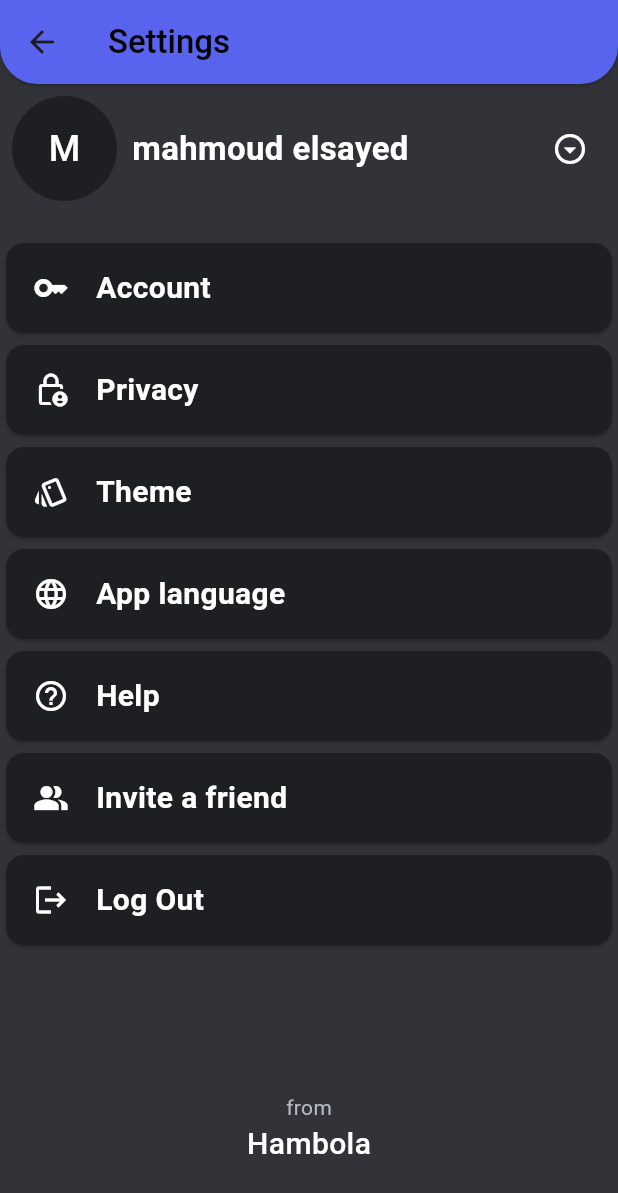
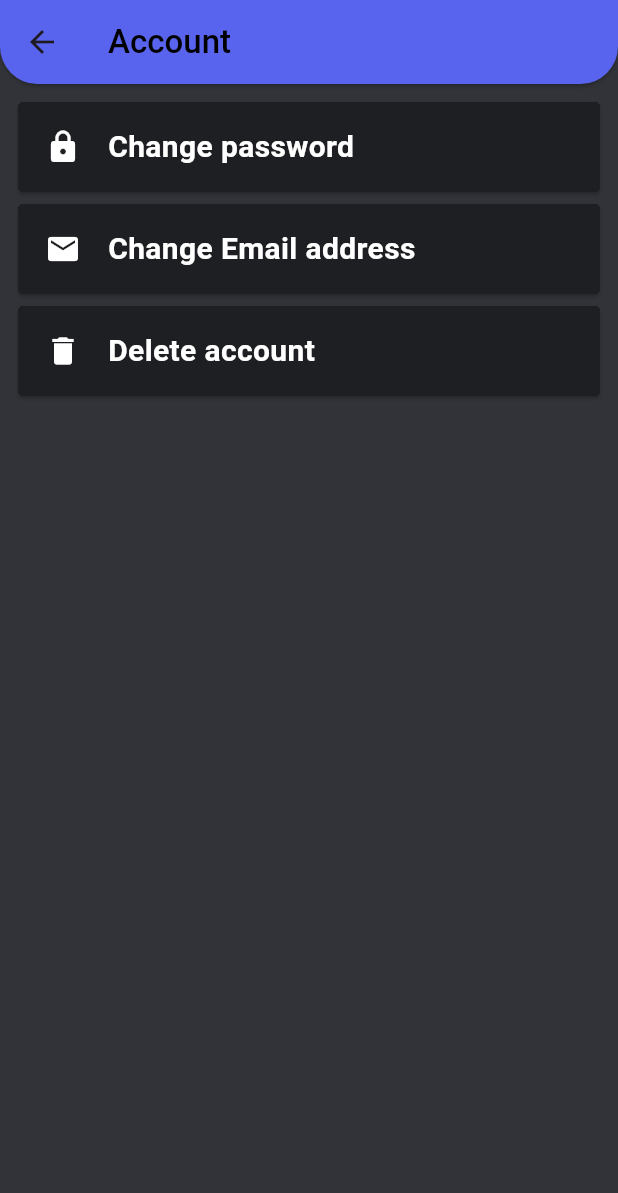
Before and after one commit to MAHMOUDELSAYED69/Chat-Stream, a Flutter app: the SettingScreen screen opened by its route, after a tap on "Account", on a phone screen of 412 x 824 dp. Shown: the top 1193 px of the screen. Run offline on Flutter 3.47's test engine with Material 3 defaults, Android fonts, the phone set to English and light mode, and no system bars; our stand-ins replace bloc, firebase_auth, firebase_core, flutter_bloc, google_sign_in, modal_progress_hud_nsn; accounts and stored records are empty.

Commit message:
refactor setting screen and add setting folder prosperities.

```diff
--- a/lib/view/app/matrial.dart
+++ b/lib/view/app/matrial.dart
@@ -6,7 +6,8 @@ import '../screen/forget_password.dart';
 import '../screen/home.dart';
 import '../screen/login.dart';
 import '../screen/register.dart';
-import '../screen/setting.dart';
+import '../screen/settings/account.dart';
+import '../screen/settings/setting.dart';
 import '../screen/splash.dart';
 
 class MyApp extends StatelessWidget {
@@ -33,6 +34,7 @@ class MyApp extends StatelessWidget {
           "/home": (context) => const HomeScreen(),
           "/forget": (context) => const ForgetPassword(),
           "/setting": (context) => const SettingScreen(),
+          "/account": (context) => const AccountScreen(),
         },
       ),
     );
--- a/lib/view/screen/forget_password.dart
+++ b/lib/view/screen/forget_password.dart
@@ -5,12 +5,14 @@ import 'package:hambolah_chat_app/firebase/functions.dart';
 import '../../core/helper/snackbar.dart';
 import '../widget/custom_button.dart';
 import '../widget/custom_text_field.dart';
+
 class ForgetPassword extends StatefulWidget {
   const ForgetPassword({super.key});
 
   @override
   State<ForgetPassword> createState() => _ForgetPasswordState();
 }
+
 class _ForgetPasswordState extends State<ForgetPassword> {
   GlobalKey<FormState> formKey = GlobalKey();
   String? email;
--- a/lib/view/screen/setting.dart
+++ /dev/null
@@ -1,119 +0,0 @@
-import 'package:flutter/material.dart';
-import 'package:hambolah_chat_app/core/constant/color.dart';
-import 'package:hambolah_chat_app/firebase/functions.dart';
-import '../widget/setting_button.dart';
-
-class SettingScreen extends StatefulWidget {
-  const SettingScreen({super.key});
-
-  @override
-  State<SettingScreen> createState() => _SettingScreenState();
-}
-
-class _SettingScreenState extends State<SettingScreen> {
-  @override
-  Widget build(BuildContext context) {
-    return Scaffold(
-      backgroundColor: MyColors.darkGrey,
-      appBar: AppBar(
-        elevation: BorderSide.strokeAlignOutside,
-        backgroundColor: MyColors.purple,
-        shadowColor: MyColors.darkGrey,
-        shape: const RoundedRectangleBorder(
-            borderRadius: BorderRadius.only(
-                bottomLeft: Radius.circular(25),
-                bottomRight: Radius.circular(25))),
-        title: const Text("Settings",
-            style:
-                TextStyle(fontWeight: FontWeight.w500, color: MyColors.black)),
-      ),
-      body: Column(
-        children: [
-          Padding(
-            padding: const EdgeInsets.all(8.0),
-            child: Row(
-              children: [
-                const CircleAvatar(
-                  radius: 35,
-                  backgroundColor: MyColors.darkGrey2,
-                  child: Text(
-                    "M",
-                    style: TextStyle(color: MyColors.white, fontSize: 24),
-                  ),
-                ),
-                const SizedBox(width: 10),
-                const Text(
-                  "mahmoud elsayed",
-                  style: TextStyle(
-                      fontSize: 22,
-                      fontWeight: FontWeight.bold,
-                      color: MyColors.white),
-                ),
-                const Spacer(),
-                IconButton(
-                    onPressed: () {},
-                    icon: const Icon(
-                      Icons.arrow_drop_down_circle_outlined,
-                      color: MyColors.white,
-                    ))
-              ],
-            ),
-          ),
-          const Divider(
-            color: MyColors.darkGrey,
-            thickness: 2,
-          ),
-          SettingButton(
-            title: "Account",
-            icon: Icons.key,
-            onTap: () {},
-          ),
-          SettingButton(
-            title: "Privacy",
-            icon: Icons.lock_person_outlined,
-            onTap: () {},
-          ),
-          SettingButton(
-            title: "Theme",
-            icon: Icons.style_outlined,
-            onTap: () {},
-          ),
-          SettingButton(
-            title: "App language",
-            icon: Icons.language,
-            onTap: () {},
-          ),
-          SettingButton(
-            title: "Help",
-            icon: Icons.help_outline,
-            onTap: () {},
-          ),
-          SettingButton(
-            title: "Invite a friend",
-            icon: Icons.people_alt_sharp,
-            onTap: () {},
-          ),
-          SettingButton(
-            title: "Log Out",
-            icon: Icons.logout,
-            onTap: () {
-              FirebaseFunction.logOut();
-              Navigator.pushNamedAndRemoveUntil(
-                  context, "/login", (route) => false);
-            },
-          ),
-          const Spacer(flex: 2),
-          const Text("from", style: TextStyle(color: MyColors.lightGrey)),
-          const Text(
-            "Hambola",
-            style: TextStyle(
-                fontSize: 20,
-                fontWeight: FontWeight.w500,
-                color: MyColors.white),
-          ),
-          const Spacer(),
-        ],
-      ),
-    );
-  }
-}
--- /dev/null
+++ b/lib/view/screen/settings/account.dart
@@ -0,0 +1,48 @@
+import 'package:flutter/material.dart';
+import 'package:hambolah_chat_app/core/constant/color.dart';
+import 'package:hambolah_chat_app/view/widget/setting_button.dart';
+
+class AccountScreen extends StatelessWidget {
+  const AccountScreen({super.key});
+
+  @override
+  Widget build(BuildContext context) {
+    return Scaffold(
+      backgroundColor: MyColors.darkGrey,
+      appBar: AppBar(
+        elevation: BorderSide.strokeAlignOutside,
+        backgroundColor: MyColors.purple,
+        shadowColor: MyColors.darkGrey,
+        shape: const RoundedRectangleBorder(
+            borderRadius: BorderRadius.only(
+                bottomLeft: Radius.circular(25),
+                bottomRight: Radius.circular(25))),
+        title: const Text("Account",
+            style:
+                TextStyle(fontWeight: FontWeight.w500, color: MyColors.black)),
+      ),
+      body: Padding(
+        padding: const EdgeInsets.all(8.0),
+        child: Column(
+          children: [
+            SettingButton(
+              title: "Change password",
+              icon: Icons.lock,
+              onTap: () {},
+            ),
+            SettingButton(
+              title: "Change Email address",
+              icon: Icons.email,
+              onTap: () {},
+            ),
+            SettingButton(
+              title: "Delete account",
+              icon: Icons.delete,
+              onTap: () {},
+            ),
+          ],
+        ),
+      ),
+    );
+  }
+}
--- /dev/null
+++ b/lib/view/screen/settings/setting.dart
@@ -0,0 +1,119 @@
+import 'package:flutter/material.dart';
+import 'package:hambolah_chat_app/core/constant/color.dart';
+import 'package:hambolah_chat_app/firebase/functions.dart';
+import '../../widget/setting_button.dart';
+
+class SettingScreen extends StatefulWidget {
+  const SettingScreen({super.key});
+
+  @override
+  State<SettingScreen> createState() => _SettingScreenState();
+}
+
+class _SettingScreenState extends State<SettingScreen> {
+  @override
+  Widget build(BuildContext context) {
+    return Scaffold(
+      backgroundColor: MyColors.darkGrey,
+      appBar: AppBar(
+        elevation: BorderSide.strokeAlignOutside,
+        backgroundColor: MyColors.purple,
+        shadowColor: MyColors.darkGrey,
+        shape: const RoundedRectangleBorder(
+            borderRadius: BorderRadius.only(
+                bottomLeft: Radius.circular(25),
+                bottomRight: Radius.circular(25))),
+        title: const Text("Settings",
+            style:
+                TextStyle(fontWeight: FontWeight.w500, color: MyColors.black)),
+      ),
+      body: Padding(
+        padding: const EdgeInsets.all(8.0),
+        child: Column(
+          children: [
+            Padding(
+              padding: const EdgeInsets.all(5),
+              child: Row(
+                children: [
+                  const CircleAvatar(
+                    radius: 35,
+                    backgroundColor: MyColors.darkGrey2,
+                    child: Text(
+                      "M",
+                      style: TextStyle(color: MyColors.white, fontSize: 24),
+                    ),
+                  ),
+                  const SizedBox(width: 10),
+                  const Text(
+                    "mahmoud elsayed",
+                    style: TextStyle(
+                        fontSize: 22,
+                        fontWeight: FontWeight.bold,
+                        color: MyColors.white),
+                  ),
+                  const Spacer(),
+                  IconButton(
+                      onPressed: () {},
+                      icon: const Icon(
+                        Icons.arrow_drop_down_circle_outlined,
+                        color: MyColors.white,
+                      ))
+                ],
+              ),
+            ),
+            const Divider(
+                color: MyColors.white, thickness: 2, indent: 20, endIndent: 20),
+            SettingButton(
+                title: "Account",
+                icon: Icons.key,
+                onTap: () => Navigator.pushNamed(context, "/account")),
+            SettingButton(
+              title: "Privacy",
+              icon: Icons.lock_person_outlined,
+              onTap: () {},
+            ),
+            SettingButton(
+              title: "Theme",
+              icon: Icons.style_outlined,
+              onTap: () {},
+            ),
+            SettingButton(
+              title: "App language",
+              icon: Icons.language,
+              onTap: () {},
+            ),
+            SettingButton(
+              title: "Help",
+              icon: Icons.help_outline,
+              onTap: () {},
+            ),
+            SettingButton(
+              title: "Invite a friend",
+              icon: Icons.people_alt_sharp,
+              onTap: () {},
+            ),
+            SettingButton(
+              title: "Log Out",
+              icon: Icons.logout,
+              onTap: () {
+                FirebaseFunction.logOut();
+                Navigator.pushNamedAndRemoveUntil(
+                    context, "/login", (route) => false);
+              },
+            ),
+            const Spacer(flex: 2),
+            const Text("from", style: TextStyle(color: MyColors.lightGrey)),
+            const Text(
+              "Hambola",
+              style: TextStyle(
+                  fontSize: 20,
+                  fontWeight: FontWeight.w500,
+                  color: MyColors.white),
+            ),
+            const Spacer(),
+          ],
+        ),
+      ),
+    );
+  }
+}
--- a/lib/view/widget/setting_button.dart
+++ b/lib/view/widget/setting_button.dart
@@ -16,6 +16,7 @@ class SettingButton extends StatelessWidget {
     return InkWell(
       onTap: onTap,
       child: Card(
+        shape: const BeveledRectangleBorder(borderRadius: BorderRadius.all(Radius.circular(2))),
         color: MyColors.darkGrey2,
         child: Row(
           children: [
```
Also changed, not shown: lib/view/screen/settings/help.dart (added), lib/view/screen/settings/language.dart (added), lib/view/screen/settings/privacy.dart (added), lib/view/screen/settings/theme.dart (added).
